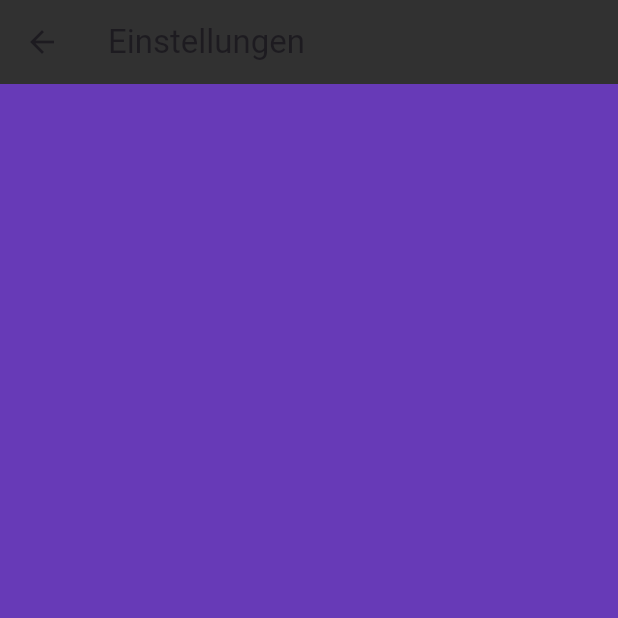
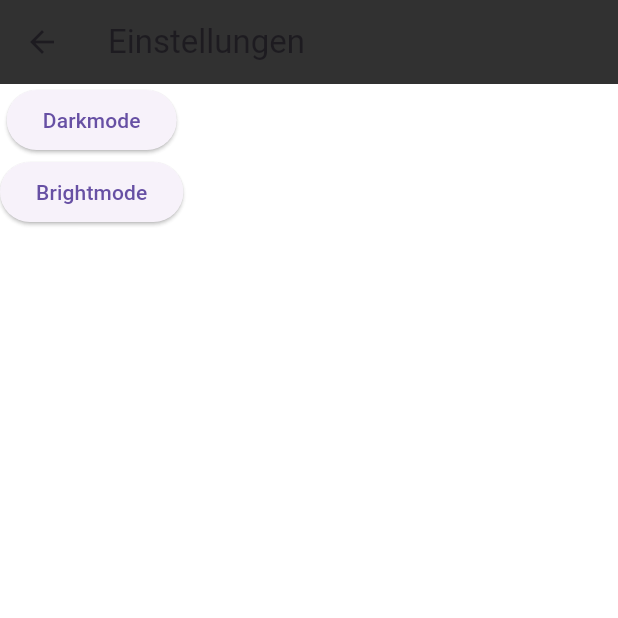
Before and after one commit to YannHe02/ema_app, a Flutter app: the screen it shows after launch, after a tap on "Einstellungen", on a phone screen of 412 x 824 dp, the top half of it. Run offline on Flutter 3.47's test engine with Material 3 defaults, Android fonts, the phone set to English and light mode, and no system bars.

Commit message:
darkmode

```diff
--- a/lib/buttons/button.dart
+++ b/lib/buttons/button.dart
@@ -4,20 +4,28 @@ import 'package:ema_app/pages/einstellung.dart';
 import 'package:ema_app/pages/statistik.dart';
 //import 'package:ema_app/pages/start.dart';
 import 'package:ema_app/pages/kopfrechnen.dart';
+import '../main.dart';
+import 'package:provider/provider.dart';
+
 
 class GoToTrainingBtn extends StatelessWidget {
   const GoToTrainingBtn({super.key});
 
   @override
   Widget build(BuildContext context) {
-    return Padding(padding: const EdgeInsets.fromLTRB(0, 60, 0, 60),
+    final appColors = Provider.of<AppColors>(context);
+    return Padding(
+      padding: const EdgeInsets.fromLTRB(0, 60, 0, 60),
       child: SizedBox(
         width: 300,
         child: FloatingActionButton.extended(
           foregroundColor: const Color.fromRGBO(0, 0, 0, 1.0),
-          backgroundColor: const Color.fromRGBO(183, 183, 183, 1.0),
+          backgroundColor: appColors.buttonColor,
           elevation: 10,
-          onPressed: (){Navigator.push(context, MaterialPageRoute(builder: (context) => const TrainingPage()));},
+          onPressed: () {
+            Navigator.push(context,
+                MaterialPageRoute(builder: (context) => const TrainingPage()));
+          },
           label: const Text("Training"),
         ),
       ),
@@ -30,14 +38,19 @@ class GoToStatistikBtn extends StatelessWidget {
 
   @override
   Widget build(BuildContext context) {
-    return Padding(padding: const EdgeInsets.fromLTRB(0, 60, 0, 60),
+    final appColors = Provider.of<AppColors>(context);
+    return Padding(
+      padding: const EdgeInsets.fromLTRB(0, 60, 0, 60),
       child: SizedBox(
         width: 300,
         child: FloatingActionButton.extended(
           foregroundColor: const Color.fromRGBO(0, 0, 0, 1.0),
-          backgroundColor: const Color.fromRGBO(183, 183, 183, 1.0),
+          backgroundColor: appColors.buttonColor,
           elevation: 10,
-          onPressed: (){Navigator.push(context, MaterialPageRoute(builder: (context) => const StatistikPage()));},
+          onPressed: () {
+            Navigator.push(context,
+                MaterialPageRoute(builder: (context) => const StatistikPage()));
+          },
           label: const Text("Statistik"),
         ),
       ),
@@ -50,14 +63,21 @@ class GoToEinstellungenBtn extends StatelessWidget {
 
   @override
   Widget build(BuildContext context) {
-    return Padding(padding: const EdgeInsets.fromLTRB(0, 60, 0, 60),
+    final appColors = Provider.of<AppColors>(context);
+    return Padding(
+      padding: const EdgeInsets.fromLTRB(0, 60, 0, 60),
       child: SizedBox(
         width: 300,
         child: FloatingActionButton.extended(
           foregroundColor: const Color.fromRGBO(0, 0, 0, 1.0),
-          backgroundColor: const Color.fromRGBO(183, 183, 183, 1.0),
+          backgroundColor: appColors.buttonColor,
           elevation: 10,
-          onPressed: (){Navigator.push(context, MaterialPageRoute(builder: (context) => const EinstellungenPage()));},
+          onPressed: () {
+            Navigator.push(
+                context,
+                MaterialPageRoute(
+                    builder: (context) => const EinstellungenPage()));
+          },
           label: const Text("Einstellungen"),
         ),
       ),
@@ -70,35 +90,49 @@ class GoToKopfrechnen extends StatelessWidget {
 
   @override
   Widget build(BuildContext context) {
-    return Padding(padding: const EdgeInsets.fromLTRB(0, 60, 0, 60),
+    final appColors = Provider.of<AppColors>(context);
+    return Padding(
+        padding: const EdgeInsets.fromLTRB(0, 30, 0, 30),
         child: SizedBox(
           width: 250,
           height: 250,
           child: FloatingActionButton.extended(
             foregroundColor: const Color.fromRGBO(0, 0, 0, 1.0),
-          backgroundColor: const Color.fromRGBO(183, 183, 183, 1.0),
+            backgroundColor: appColors.buttonColor,
             elevation: 10,
-          onPressed: (){Navigator.push(context, MaterialPageRoute(builder: (context) => const KopfMain()));},
-          label: const Text("test"),
+            onPressed: () {
+              Navigator.push(context,
+                  MaterialPageRoute(builder: (context) => const KopfMain()));
+            },
+            label: const Text(
+              "Kopfrechnen",
+              style: TextStyle(
+                fontSize: 25.0,
               ),
             ),
-    );
+            shape: RoundedRectangleBorder(
+              borderRadius: BorderRadius.circular(15.0),
+            ),
+          ),
+        ));
   }
 }
-
 
 class GoBackBtn extends StatelessWidget {
   const GoBackBtn({super.key});
 
   @override
   Widget build(BuildContext context) {
-    return Padding(padding: const EdgeInsets.fromLTRB(30, 30, 0, 0),
+    final appColors = Provider.of<AppColors>(context);
+    return Padding(
+        padding: const EdgeInsets.fromLTRB(30, 30, 0, 0),
         child: FloatingActionButton(
           foregroundColor: const Color.fromRGBO(0, 0, 0, 1.0),
-          backgroundColor: const Color.fromRGBO(183, 183, 183, 1.0),
-          onPressed: () {Navigator.pop(context);},
+          backgroundColor: appColors.buttonColor,
+          onPressed: () {
+            Navigator.pop(context);
+          },
           child: const Icon(Icons.arrow_back),
-        )
-    );
+        ));
   }
 }
--- a/lib/main.dart
+++ b/lib/main.dart
@@ -1,8 +1,33 @@
 import 'package:flutter/material.dart';
 import 'pages/start.dart';
+import 'package:provider/provider.dart';
 
 void main() {
-  runApp(const MyApp());
+  runApp(
+    ChangeNotifierProvider(
+      create: (context) => AppColors(),
+      child: const MyApp(),
+    ),
+  );
+}
+
+class AppColors extends ChangeNotifier {
+  Color _backgroundColor = Colors.white70;
+  Color _buttonColor = Colors.blueAccent;
+
+  Color get backgroundColor => _backgroundColor;
+  Color get buttonColor => _buttonColor;
+
+  void darkMode() {
+    _backgroundColor = Colors.black54;
+    _buttonColor = Colors.blue;
+    notifyListeners();
+  }
+  void brightMode() {
+    _backgroundColor = Colors.white70;
+    _buttonColor = Colors.blueAccent;
+    notifyListeners();
+  }
 }
 
 class MyApp extends StatelessWidget {
--- a/lib/pages/einstellung.dart
+++ b/lib/pages/einstellung.dart
@@ -1,6 +1,7 @@
 import 'package:flutter/material.dart';
 //import 'package:ema_app/buttons/button.dart';
-
+import '../main.dart';
+import 'package:provider/provider.dart';
 
 class EinstellungenPage extends StatefulWidget {
   const EinstellungenPage({super.key});
@@ -12,12 +13,23 @@ class EinstellungenPage extends StatefulWidget {
 class _EinstellungenPageState extends State<EinstellungenPage> {
   @override
   Widget build(BuildContext context) {
+    final appColors = Provider.of<AppColors>(context);
     return Scaffold(
-      backgroundColor: Colors.deepPurple,
+      backgroundColor: appColors.backgroundColor,
       appBar: AppBar(
         backgroundColor: const Color.fromRGBO(49, 49, 49, 1.0),
         title: const Text("Einstellungen"),
       ),
+      body: Column(
+        children: [
+          ElevatedButton(onPressed: () {
+            appColors.darkMode();
+          }, child: const Text("Darkmode")),
+          ElevatedButton(onPressed: () {
+            appColors.brightMode();
+          }, child: const Text("Brightmode")),
+        ],
+      ),
     );
   }
 }
--- a/lib/pages/start.dart
+++ b/lib/pages/start.dart
@@ -1,5 +1,7 @@
 import 'package:flutter/material.dart';
 import '../buttons/button.dart';
+import '../main.dart';
+import 'package:provider/provider.dart';
 
 class StartPage extends StatefulWidget {
   const StartPage({super.key});
@@ -12,9 +14,10 @@ class _StartPageState extends State<StartPage> {
 
   @override
   Widget build(BuildContext context) {
-    return const Scaffold(
-      backgroundColor: Colors.deepPurple,
-      body: Center(
+    final appColors = Provider.of<AppColors>(context);
+    return Scaffold(
+      backgroundColor: appColors.backgroundColor,
+      body: const Center(
         child: Column(
           mainAxisAlignment: MainAxisAlignment.center,
           children: [
--- a/lib/pages/statistik.dart
+++ b/lib/pages/statistik.dart
@@ -1,5 +1,8 @@
 import 'package:flutter/material.dart';
 //import 'package:ema_app/buttons/button.dart';
+import '../main.dart';
+import 'package:provider/provider.dart';
+
 
 class StatistikPage extends StatefulWidget {
   const StatistikPage({super.key});
@@ -11,8 +14,9 @@ class StatistikPage extends StatefulWidget {
 class _StatistikPageState extends State<StatistikPage> {
   @override
   Widget build(BuildContext context) {
+    final appColors = Provider.of<AppColors>(context);
     return Scaffold(
-      backgroundColor: Colors.deepPurple,
+      backgroundColor: appColors.backgroundColor,
       appBar: AppBar(
         backgroundColor: const Color.fromRGBO(49, 49, 49, 1.0),
         title: const Text("Statistik"),
--- a/pubspec.yaml
+++ b/pubspec.yaml
@@ -9,6 +9,7 @@ environment:
 dependencies:
   flutter:
     sdk: flutter
+  provider: 6.1.1
 
 dev_dependencies:
   flutter_test:
```
Also changed, not shown: lib/pages/kopfrechnen.dart (+25 -10 lines), lib/pages/training.dart (+9 -9 lines), pubspec.lock. Lines whose indentation alone changed are shown as unchanged.
